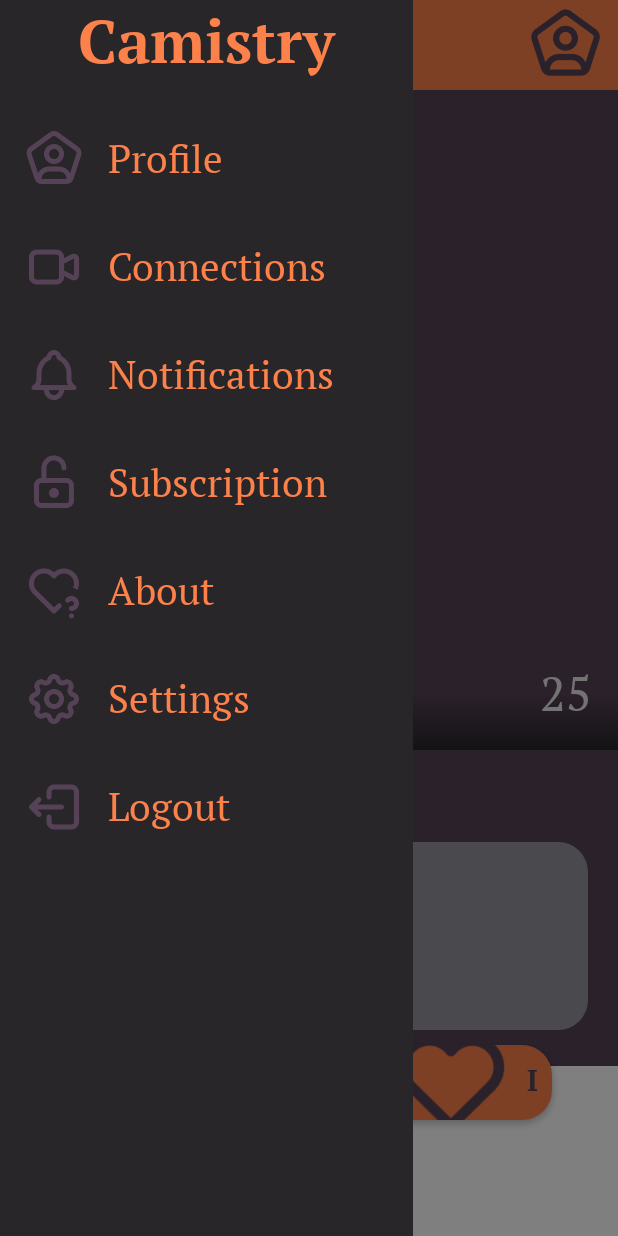
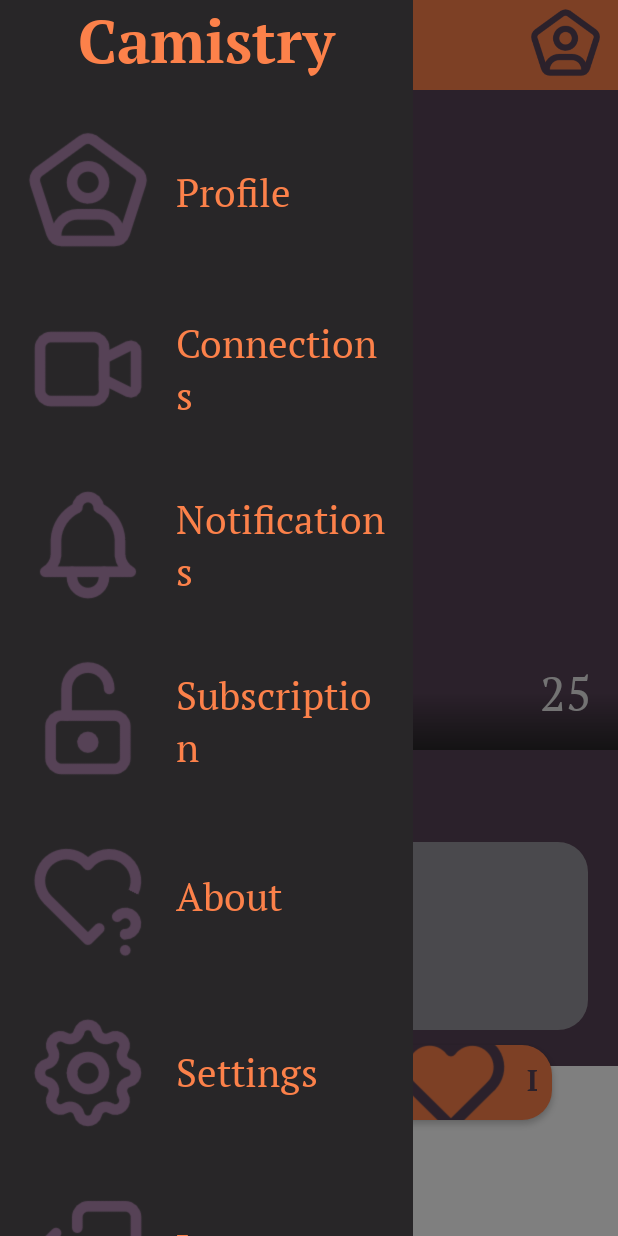
Before and after one commit to NathanGrs00/camistry, an Android app: the screen it shows after launch (MainActivity), after a tap on "Open navigation menu.", on a phone screen of 412 x 824 dp. Run offline under Robolectric (Android 15) with nearby library versions, the phone set to English and light mode, and no system bars.

Commit message:
Enhance Hamburger menu layout and functionality with drawable icons and accessibility descriptions

```diff
--- a/app/src/main/java/com/nathan/camistry/ui/hamburger/MenuAdapter.kt
+++ b/app/src/main/java/com/nathan/camistry/ui/hamburger/MenuAdapter.kt
@@ -3,8 +3,8 @@ package com.nathan.camistry.ui.hamburger
 import android.view.LayoutInflater
 import android.view.View
 import android.view.ViewGroup
-import android.widget.ImageView
 import android.widget.TextView
+import androidx.appcompat.content.res.AppCompatResources
 import androidx.recyclerview.widget.RecyclerView
 import com.nathan.camistry.R
 import com.nathan.camistry.model.MenuItem
@@ -14,12 +14,12 @@ class MenuAdapter(
     private val onItemClick: (MenuItem) -> Unit
 ) : RecyclerView.Adapter<MenuAdapter.MenuViewHolder>() {
     inner class MenuViewHolder(view: View) : RecyclerView.ViewHolder(view) {
-        val icon: ImageView = view.findViewById(R.id.iv_icon)
-        val title: TextView = view.findViewById(R.id.tv_title)
+        private val title: TextView = view.findViewById(R.id.tv_title)
 
         fun bind(item: MenuItem) {
-            icon.setImageResource(item.iconResId)
-            icon.contentDescription = "${item.title} icon"
+            val drawable = AppCompatResources.getDrawable(title.context, item.iconResId)
+            drawable?.setBounds(0, 0, 128, 128)
+            title.setCompoundDrawablesRelative(drawable, null, null, null)
             title.text = item.title
             itemView.setOnClickListener { onItemClick(item) }
         }
--- a/app/src/main/res/layout/fragment_hamburger_menu.xml
+++ b/app/src/main/res/layout/fragment_hamburger_menu.xml
@@ -19,5 +19,6 @@
         android:id="@+id/rv_menu"
         android:layout_width="match_parent"
         android:layout_height="match_parent"
-        android:layout_marginTop="@dimen/hamburger_menu_margin_top" />
+        android:layout_marginTop="@dimen/hamburger_menu_margin_top"
+        android:contentDescription="@string/description_menu_list"/>
 </LinearLayout>
--- a/app/src/main/res/layout/menu_item.xml
+++ b/app/src/main/res/layout/menu_item.xml
@@ -1,23 +1,13 @@
 <?xml version="1.0" encoding="utf-8"?>
-<LinearLayout xmlns:android="http://schemas.android.com/apk/res/android"
+<TextView xmlns:android="http://schemas.android.com/apk/res/android"
+    xmlns:app="http://schemas.android.com/apk/res-auto"
+    android:id="@+id/tv_title"
     android:layout_width="match_parent"
     android:layout_height="wrap_content"
-    android:orientation="horizontal"
-    android:padding="@dimen/hamburger_menu_padding">
-
-    <ImageView
-        android:id="@+id/iv_icon"
-        android:layout_width="@dimen/hamburger_menu_icon_size"
-        android:layout_height="@dimen/hamburger_menu_icon_size"
-        android:contentDescription="@string/placeholder_icon"
-        android:layout_marginEnd="@dimen/hamburger_menu_icon_margin" />
-
-    <TextView
-        android:id="@+id/tv_title"
-        android:layout_width="wrap_content"
-        android:layout_height="wrap_content"
-        android:layout_gravity="center_vertical"
-        android:fontFamily="@font/serif_regular"
-        android:textSize="@dimen/hamburger_menu_text_size"
-        android:textColor="@color/secondary_text_coral" />
-</LinearLayout>
+    android:drawablePadding="@dimen/hamburger_menu_icon_margin"
+    android:fontFamily="@font/serif_regular"
+    android:padding="@dimen/hamburger_menu_padding"
+    android:textSize="@dimen/hamburger_menu_text_size"
+    android:textColor="@color/secondary_text_coral"
+    android:gravity="center_vertical"
+    app:drawableStartCompat="@drawable/ic_menu_placeholder" />
--- a/app/src/main/res/values/strings.xml
+++ b/app/src/main/res/values/strings.xml
@@ -11,6 +11,7 @@
     <string name="description_image_first">First photo on the dating profile.</string>
     <string name="description_nav_icon">Open navigation menu.</string>
     <string name="description_user_icon">Open user profile.</string>
+    <string name="description_menu_list">List of menu items.</string>
 
     <string name="button_like">Like</string>
     <string name="button_dislike">Pass</string>
```
Also changed, not shown: app/src/main/res/drawable/ic_menu_placeholder.png (added).
